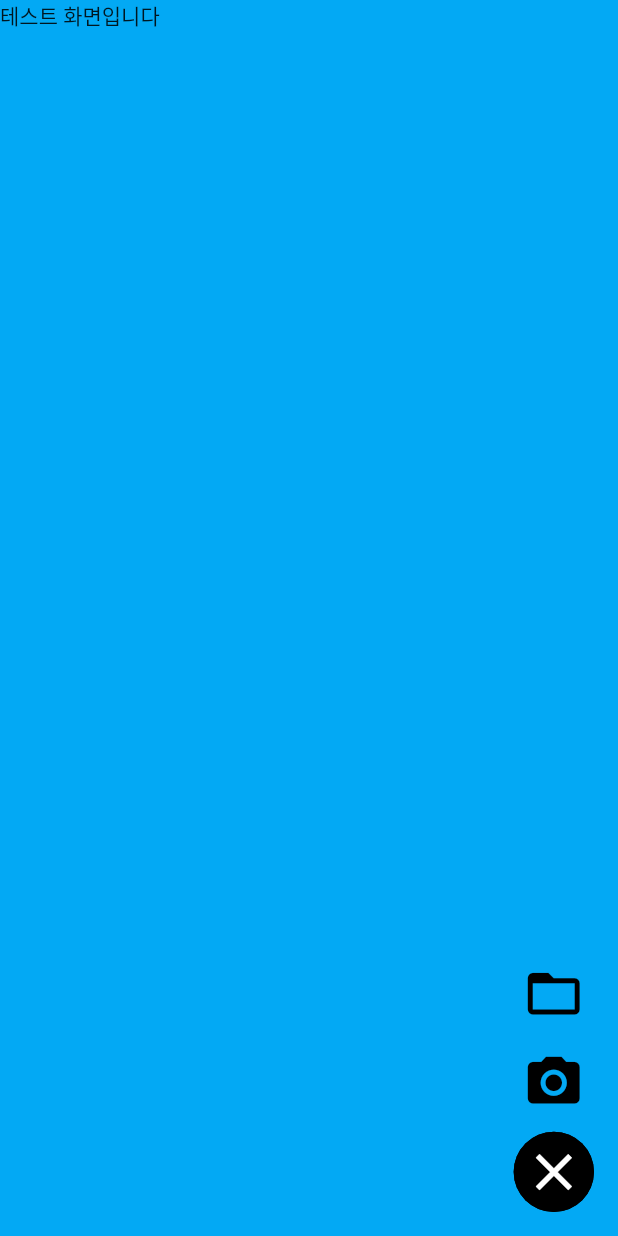
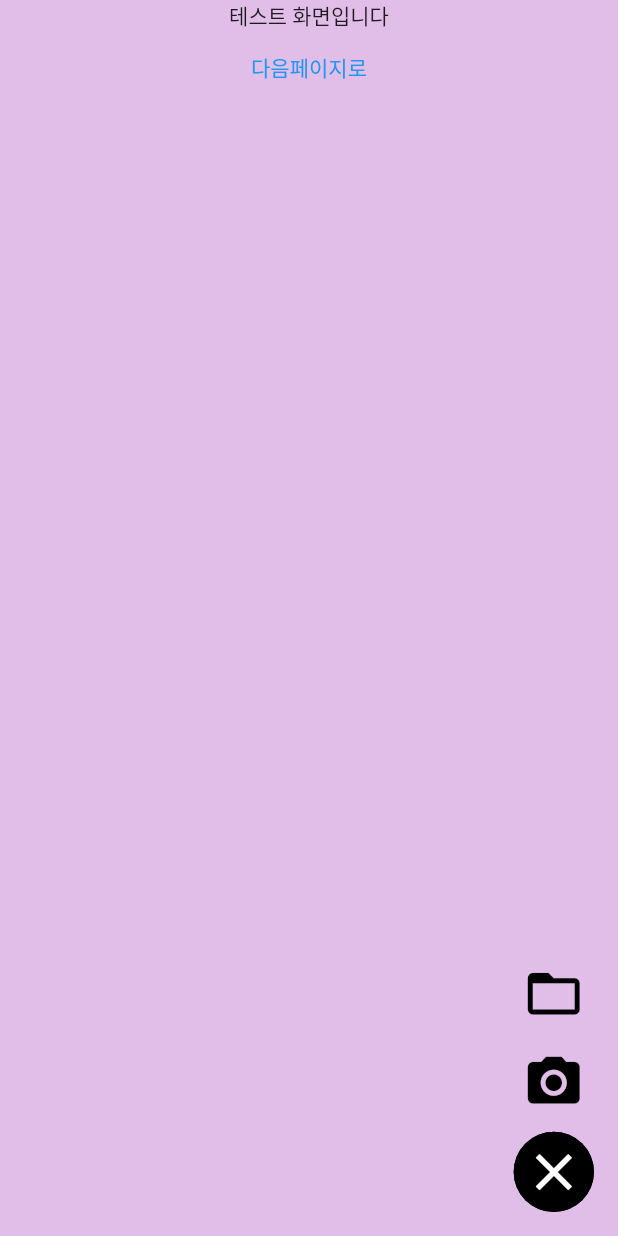
Before and after one commit to leecr1215/Flutter-Reporter, a Flutter app: the screen it shows after launch, after a tap on the "add" icon, on a phone screen of 412 x 824 dp. Run offline on Flutter 3.47's test engine with Material 2 defaults, Android fonts, the light colour scheme and no system bars; drawn by our look-alikes of flutter_speed_dial; our stand-ins replace localstorage.

Commit message:
fix: change screenshot save folder to fix android error

```diff
--- a/lib/controller/screen_shot_controller.dart
+++ b/lib/controller/screen_shot_controller.dart
@@ -50,7 +50,7 @@ class ScreenShotImage implements ScreenShotController {
         DateTime now = DateTime.now();
         String currentTime = DateFormat('yyyy-MM-dd_HH-mm-ss').format(now);
         File imgFile =
-            File('$directory\\reporter/${currentTime}_screenshot.png');
+            File('$directory/reporter/${currentTime}_screenshot.png');
         imgFile.writeAsBytes(pngBytes);
         _imagePaths
             .add(File('$directory/reporter/${currentTime}_screenshot.png'));
--- a/lib/main.dart
+++ b/lib/main.dart
@@ -20,6 +20,9 @@ class MyApp extends StatelessWidget {
         primarySwatch: Colors.blue,
       ),
       home: const MainPage(),
+      // builder: (context, widget) {
+      //   return FloatingActionButton(onPressed: () {}, child: widget);
+      // },
     );
   }
 }
@@ -66,13 +69,74 @@ class MyHomePage extends State<MainPage> {
     return Scaffold(
       body: RepaintBoundary(
         key: screenShotImage.getGlobalKey(),
-        child: Container(
-            width: screenWidth,
-            height: screenHeight,
-            decoration: const BoxDecoration(color: Colors.lightBlue),
-            child: const Text("테스트 화면입니다")),
+        child: TestApp(screenWidth: screenWidth, screenHeight: screenHeight),
       ),
       floatingActionButton: FAB(screenShotImage: screenShotImage),
+      // bottomNavigationBar: BottomAppBar,
     );
   }
 }
+
+class TestApp extends StatelessWidget {
+  const TestApp({
+    Key? key,
+    required this.screenWidth,
+    required this.screenHeight,
+  }) : super(key: key);
+
+  final double screenWidth;
+  final double screenHeight;
+
+  @override
+  Widget build(BuildContext context) {
+    return Container(
+        width: screenWidth,
+        height: screenHeight,
+        decoration: BoxDecoration(color: Colors.purple.shade100),
+        child: Column(
+          children: [
+            const Text("테스트 화면입니다"),
+            TextButton(
+                onPressed: () {
+                  Navigator.push(
+                    context,
+                    MaterialPageRoute(
+                        builder: (context) => TestApp2(
+                            screenWidth: screenWidth,
+                            screenHeight: screenHeight)),
+                  );
+                },
+                child: Text("다음페이지로"))
+          ],
+        ));
+  }
+}
+
+class TestApp2 extends StatelessWidget {
+  const TestApp2({
+    Key? key,
+    required this.screenWidth,
+    required this.screenHeight,
+  }) : super(key: key);
+
+  final double screenWidth;
+  final double screenHeight;
+
+  @override
+  Widget build(BuildContext context) {
+    return Container(
+        width: screenWidth,
+        height: screenHeight,
+        decoration: BoxDecoration(color: Colors.yellow),
+        child: Column(
+          children: [
+            const Text("테스트 화면입니다"),
+            TextButton(
+                onPressed: () {
+                  Navigator.pop(context);
+                },
+                child: Text("전페이지로"))
+          ],
+        ));
+  }
+}
--- a/lib/pages/screen_shot_list.dart
+++ b/lib/pages/screen_shot_list.dart
@@ -95,7 +95,6 @@ class _ScreenShotListPageState extends State<ScreenShotListPage>
 
   @override
   GridView showScreenShotList() {
-    double screenHeight = MediaQuery.of(context).size.height;
     // TODO: 스크린샷 리스트 조회 child
     final List<File> imagePaths = widget.screenShotImage.getImagePaths();
     return GridView.builder(
--- a/pubspec.yaml
+++ b/pubspec.yaml
@@ -37,6 +37,7 @@ dependencies:
   flutter_speed_dial: ^5.1.0
   intl: ^0.17.0
   localstorage: ^4.0.0+1
+  indexed: ^0.0.8
   #shared_preferences: ^2.0.15
 
 dev_dependencies:
```
Also changed, not shown: lib/pages/bug_report_list.dart (+5 -2 lines), lib/pages/bug_report_write.dart (+1 -6 lines), pubspec.lock.
